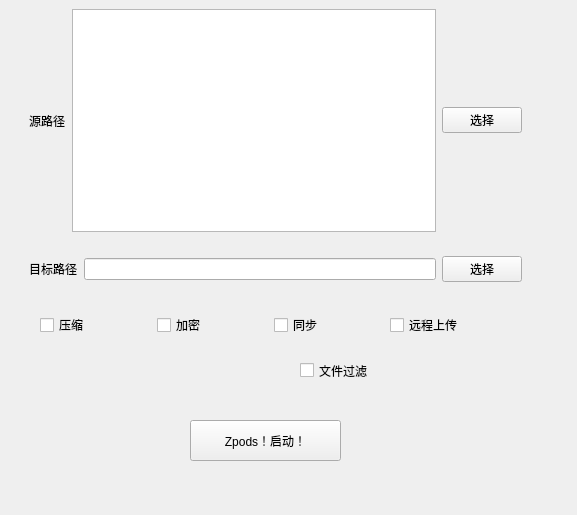
Qt form client/gui/mainwindow.ui (wenli7363/Zpods) before a commit.
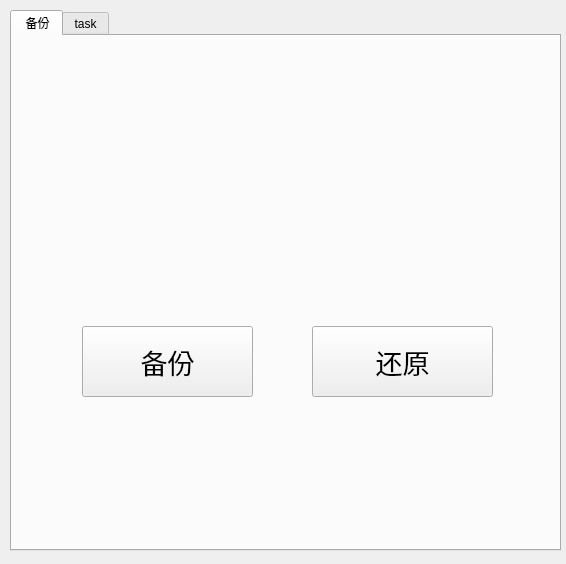
The same form after that commit. The open tabs and pages were chosen to show the change. Custom widgets are drawn as their Qt base class.

```diff
--- a/client/gui/mainwindow.ui
+++ b/client/gui/mainwindow.ui
@@ -6,19 +6,139 @@
    <rect>
     <x>0</x>
     <y>0</y>
-    <width>577</width>
-    <height>515</height>
+    <width>566</width>
+    <height>564</height>
    </rect>
   </property>
   <property name="windowTitle">
    <string>MainWindow</string>
   </property>
   <widget class="QWidget" name="centralwidget">
-   <widget class="QWidget" name="widget_3" native="true">
+   <widget class="QTabWidget" name="tabWidget">
     <property name="geometry">
      <rect>
-      <x>20</x>
+      <x>10</x>
+      <y>10</y>
+      <width>551</width>
+      <height>541</height>
+     </rect>
+    </property>
+    <property name="currentIndex">
+     <number>0</number>
+    </property>
+    <widget class="QWidget" name="backup">
+     <attribute name="title">
+      <string> 备份</string>
+     </attribute>
+     <widget class="QStackedWidget" name="stackedWidget">
+      <property name="geometry">
+       <rect>
+        <x>0</x>
       <y>0</y>
+        <width>541</width>
+        <height>491</height>
+       </rect>
+      </property>
+      <property name="currentIndex">
+       <number>1</number>
+      </property>
+      <widget class="QWidget" name="selectPage">
+       <widget class="QPushButton" name="selcetBackupBtn">
+        <property name="geometry">
+         <rect>
+          <x>70</x>
+          <y>290</y>
+          <width>171</width>
+          <height>71</height>
+         </rect>
+        </property>
+        <property name="font">
+         <font>
+          <pointsize>20</pointsize>
+         </font>
+        </property>
+        <property name="text">
+         <string>备份</string>
+        </property>
+       </widget>
+       <widget class="QPushButton" name="selectRestoreBtn">
+        <property name="geometry">
+         <rect>
+          <x>300</x>
+          <y>290</y>
+          <width>181</width>
+          <height>71</height>
+         </rect>
+        </property>
+        <property name="font">
+         <font>
+          <pointsize>20</pointsize>
+         </font>
+        </property>
+        <property name="text">
+         <string>还原</string>
+        </property>
+       </widget>
+      </widget>
+      <widget class="QWidget" name="backupPage">
+       <widget class="QWidget" name="widget_4" native="true">
+        <property name="geometry">
+         <rect>
+          <x>30</x>
+          <y>320</y>
+          <width>461</width>
+          <height>41</height>
+         </rect>
+        </property>
+        <layout class="QHBoxLayout" name="horizontalLayout_3">
+         <item>
+          <widget class="QCheckBox" name="cmpsChkBox">
+           <property name="text">
+            <string>压缩</string>
+           </property>
+          </widget>
+         </item>
+         <item>
+          <widget class="QCheckBox" name="encryptChkBox">
+           <property name="text">
+            <string>加密</string>
+           </property>
+          </widget>
+         </item>
+         <item>
+          <widget class="QCheckBox" name="synChkBox">
+           <property name="text">
+            <string>同步</string>
+           </property>
+          </widget>
+         </item>
+         <item>
+          <widget class="QCheckBox" name="remoteChkBox">
+           <property name="text">
+            <string>远程上传</string>
+           </property>
+          </widget>
+         </item>
+        </layout>
+       </widget>
+       <widget class="QPushButton" name="startBtn">
+        <property name="geometry">
+         <rect>
+          <x>180</x>
+          <y>440</y>
+          <width>151</width>
+          <height>41</height>
+         </rect>
+        </property>
+        <property name="text">
+         <string>Zpods！启动！</string>
+        </property>
+       </widget>
+       <widget class="QWidget" name="widget_3" native="true">
+        <property name="geometry">
+         <rect>
+          <x>10</x>
+          <y>10</y>
       <width>511</width>
       <height>291</height>
      </rect>
@@ -80,62 +200,11 @@
      </item>
     </layout>
    </widget>
-   <widget class="QWidget" name="widget_4" native="true">
-    <property name="geometry">
-     <rect>
-      <x>40</x>
-      <y>310</y>
-      <width>461</width>
-      <height>31</height>
-     </rect>
-    </property>
-    <layout class="QHBoxLayout" name="horizontalLayout_3">
-     <item>
-      <widget class="QCheckBox" name="cmpsChkBox">
-       <property name="text">
-        <string>压缩</string>
-       </property>
-      </widget>
-     </item>
-     <item>
-      <widget class="QCheckBox" name="encryptChkBox">
-       <property name="text">
-        <string>加密</string>
-       </property>
-      </widget>
-     </item>
-     <item>
-      <widget class="QCheckBox" name="synChkBox">
-       <property name="text">
-        <string>同步</string>
-       </property>
-      </widget>
-     </item>
-     <item>
-      <widget class="QCheckBox" name="remoteChkBox">
-       <property name="text">
-        <string>远程上传</string>
-       </property>
-      </widget>
-     </item>
-    </layout>
-   </widget>
-   <widget class="PeriodicWidget" name="periodicWidget" native="true">
-    <property name="geometry">
-     <rect>
-      <x>50</x>
-      <y>350</y>
-      <width>211</width>
-      <height>41</height>
-     </rect>
-    </property>
-    <layout class="QHBoxLayout" name="horizontalLayout_4"/>
-   </widget>
    <widget class="QCheckBox" name="filterChkBox">
     <property name="geometry">
      <rect>
-      <x>300</x>
-      <y>360</y>
+          <x>320</x>
+          <y>390</y>
       <width>85</width>
       <height>21</height>
      </rect>
@@ -144,18 +213,32 @@
      <string>文件过滤</string>
     </property>
    </widget>
-   <widget class="QPushButton" name="startBtn">
+       <widget class="PeriodicWidget" name="periodicWidget" native="true">
     <property name="geometry">
      <rect>
-      <x>190</x>
-      <y>420</y>
-      <width>151</width>
+          <x>70</x>
+          <y>380</y>
+          <width>211</width>
       <height>41</height>
      </rect>
     </property>
-    <property name="text">
-     <string>Zpods！启动！</string>
-    </property>
+        <layout class="QHBoxLayout" name="horizontalLayout_4"/>
+       </widget>
+      </widget>
+      <widget class="QWidget" name="restorePage"/>
+     </widget>
+    </widget>
+    <widget class="QWidget" name="watcher">
+     <property name="sizePolicy">
+      <sizepolicy hsizetype="Preferred" vsizetype="Fixed">
+       <horstretch>0</horstretch>
+       <verstretch>0</verstretch>
+      </sizepolicy>
+     </property>
+     <attribute name="title">
+      <string>task</string>
+     </attribute>
+    </widget>
    </widget>
   </widget>
  </widget>
```
Lines whose indentation alone changed are shown as unchanged.
